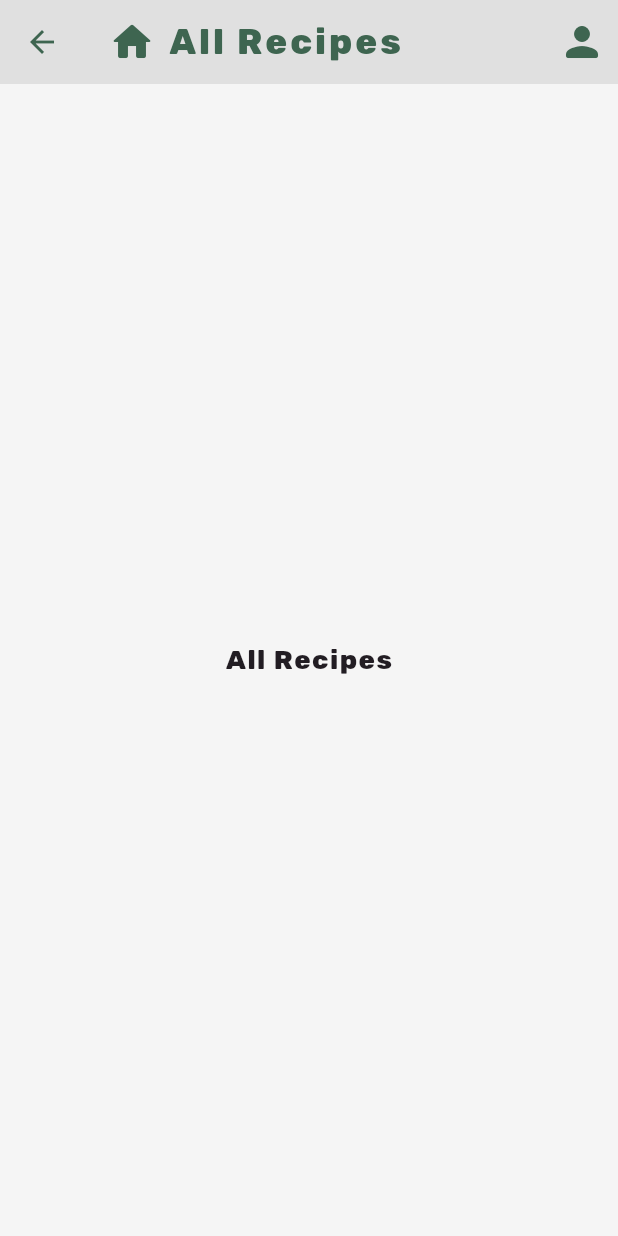
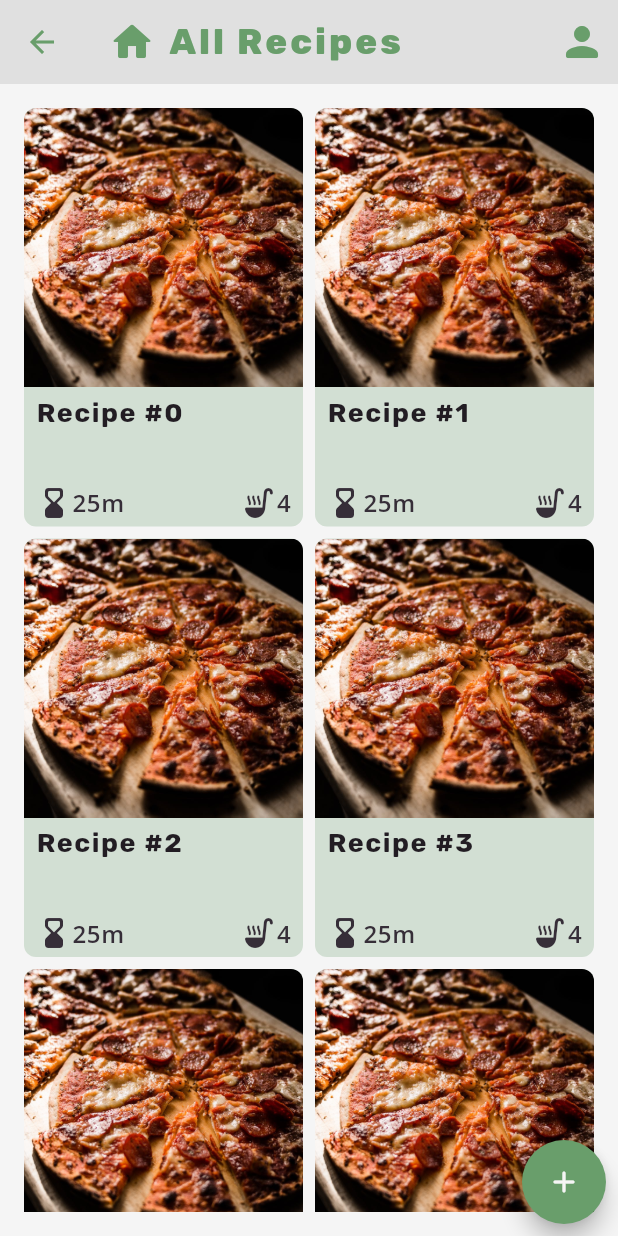
Before and after one commit to disasterisk-dev/recipeat, a Flutter app: the screen it shows once a user with an empty profile is signed in, after a tap on "All Recipes", on a phone screen of 412 x 824 dp. Run offline on Flutter 3.47's test engine with Material 3 defaults, Android fonts, the phone set to English and light mode, and no system bars; our stand-ins replace firebase_auth, firebase_core, flutter_riverpod, google_fonts; accounts and stored records are empty.

Commit message:
Updated recipe card

```diff
--- a/lib/components/recipe_card.dart
+++ b/lib/components/recipe_card.dart
@@ -19,46 +19,43 @@ class RecipeCard extends StatelessWidget {
 
   @override
   Widget build(BuildContext context) {
-    return Container(
-      decoration: BoxDecoration(
-        borderRadius: const BorderRadius.all(Radius.circular(4)),
-        color: AppColors.inverse,
-      ),
-      margin: const EdgeInsets.only(bottom: 8),
-      child: IntrinsicHeight(
-        child: Row(
+    return InkWell(
+      onTap: () => print(title),
+      child: Container(
+        decoration: BoxDecoration(
+          borderRadius: const BorderRadius.all(Radius.circular(8)),
+          color: AppColors.brand.withValues(alpha: 0.25),
+        ),
+        clipBehavior: Clip.antiAlias,
+        child: Column(
           crossAxisAlignment: CrossAxisAlignment.stretch,
           children: [
-            SizedBox(
-              width: 100,
-              child: AspectRatio(
-                aspectRatio: 10 / 16,
-                child: Image.asset("assets/img/pizza.jpg", fit: BoxFit.cover),
-              ),
+            AspectRatio(
+              aspectRatio: 1 / 1,
+              child: Image.asset("assets/img/pizza.jpg", fit: BoxFit.cover),
             ),
             Expanded(
               child: Container(
-                padding: const EdgeInsets.all(8),
+                padding: const EdgeInsets.symmetric(vertical: 4, horizontal: 8),
                 child: Column(
                   crossAxisAlignment: CrossAxisAlignment.start,
                   children: [
                     HeadingText(title),
-                    SubheadingText(description),
                     const Expanded(child: SizedBox()),
                     Row(
-                      mainAxisAlignment: MainAxisAlignment.end,
+                      mainAxisAlignment: MainAxisAlignment.center,
                       children: [
-                        StyledButton(
-                          onPressed: makeRecipe,
-                          child: const Text("Make"),
+                        Icon(
+                          Icons.hourglass_bottom_rounded,
+                          color: AppColors.boldMuted,
                         ),
-                        IconButton(
-                          style: IconButton.styleFrom(
-                            foregroundColor: AppColors.warning,
-                          ),
-                          onPressed: deleteRecipe,
-                          icon: const Icon(Icons.delete),
+                        SubheadingText("25m"),
+                        Expanded(child: SizedBox()),
+                        Icon(
+                          Icons.soup_kitchen_rounded,
+                          color: AppColors.boldMuted,
                         ),
+                        SubheadingText("4"),
                       ],
                     ),
                   ],
--- a/lib/components/styled_button.dart
+++ b/lib/components/styled_button.dart
@@ -11,7 +11,7 @@ class StyledButton extends StatelessWidget {
   Widget build(BuildContext context) {
     return FilledButton(
       style: FilledButton.styleFrom(
-        backgroundColor: AppColors.brandMuted,
+        backgroundColor: AppColors.brand,
         foregroundColor: AppColors.inverse,
         shape: RoundedRectangleBorder(borderRadius: BorderRadius.circular(8)),
       ),
--- a/lib/components/text_widgets.dart
+++ b/lib/components/text_widgets.dart
@@ -55,7 +55,7 @@ class HeadingText extends StatelessWidget {
       style: GoogleFonts.rubik(
         textStyle: TextStyle(
           color: AppColors.bold,
-          fontWeight: FontWeight.w800,
+          fontWeight: FontWeight.w700,
           fontSize: 18,
           letterSpacing: 1,
         ),
@@ -76,7 +76,7 @@ class InverseHeadingText extends StatelessWidget {
       style: GoogleFonts.rubik(
         textStyle: TextStyle(
           color: AppColors.inverse,
-          fontWeight: FontWeight.w800,
+          fontWeight: FontWeight.w700,
           fontSize: 18,
           letterSpacing: 1,
           shadows: [
--- a/lib/screens/all_recipes.dart
+++ b/lib/screens/all_recipes.dart
@@ -1,6 +1,8 @@
 import 'package:flutter/material.dart';
+import 'package:recipeat/components/corner_button.dart';
 import 'package:recipeat/components/main_appbar.dart';
-import 'package:recipeat/components/text_widgets.dart';
+import 'package:recipeat/components/new_recipe_modal.dart';
+import 'package:recipeat/components/recipe_card.dart';
 
 class AllRecipes extends StatelessWidget {
   const AllRecipes({super.key});
@@ -9,7 +11,36 @@ class AllRecipes extends StatelessWidget {
   Widget build(BuildContext context) {
     return Scaffold(
       appBar: MainAppbar("All Recipes", Icons.home_rounded),
-      body: Center(child: HeadingText("All Recipes")),
+      body: Stack(
+        children: [
+          Container(
+            padding: EdgeInsets.all(16),
+            child: GridView.count(
+              crossAxisCount: 2,
+              mainAxisSpacing: 8,
+              crossAxisSpacing: 8,
+              childAspectRatio: 2 / 3,
+              children: List.generate(15, (index) {
+                return RecipeCard(title: "Recipe #$index");
+              }),
+            ),
+          ),
+          CornerButton(
+            onPressed: () {
+              showModalBottomSheet(
+                isScrollControlled: false,
+                showDragHandle: true,
+                useSafeArea: true,
+                context: context,
+                builder: (BuildContext ctx) {
+                  return NewRecipeModal();
+                },
+              );
+            },
+            child: Icon(Icons.add_rounded),
+          ),
+        ],
+      ),
     );
   }
 }
--- a/lib/theme.dart
+++ b/lib/theme.dart
@@ -1,8 +1,7 @@
 import 'package:flutter/material.dart';
 
 class AppColors {
-  static Color brand = const Color.fromRGBO(62, 101, 80, 1);
-  static Color brandMuted = const Color.fromRGBO(78, 126, 100, 1);
+  static Color brand = const Color.fromRGBO(105, 158, 107, 1);
 
   static Color info = const Color.fromRGBO(111, 137, 226, 1);
   static Color error = const Color.fromRGBO(229, 96, 96, 1);
@@ -28,7 +27,7 @@ ThemeData primaryTheme = ThemeData(
   ),
   floatingActionButtonTheme: FloatingActionButtonThemeData(
     foregroundColor: AppColors.inverse,
-    backgroundColor: AppColors.brandMuted,
+    backgroundColor: AppColors.brand,
     shape: const CircleBorder(),
   ),
 );
```
